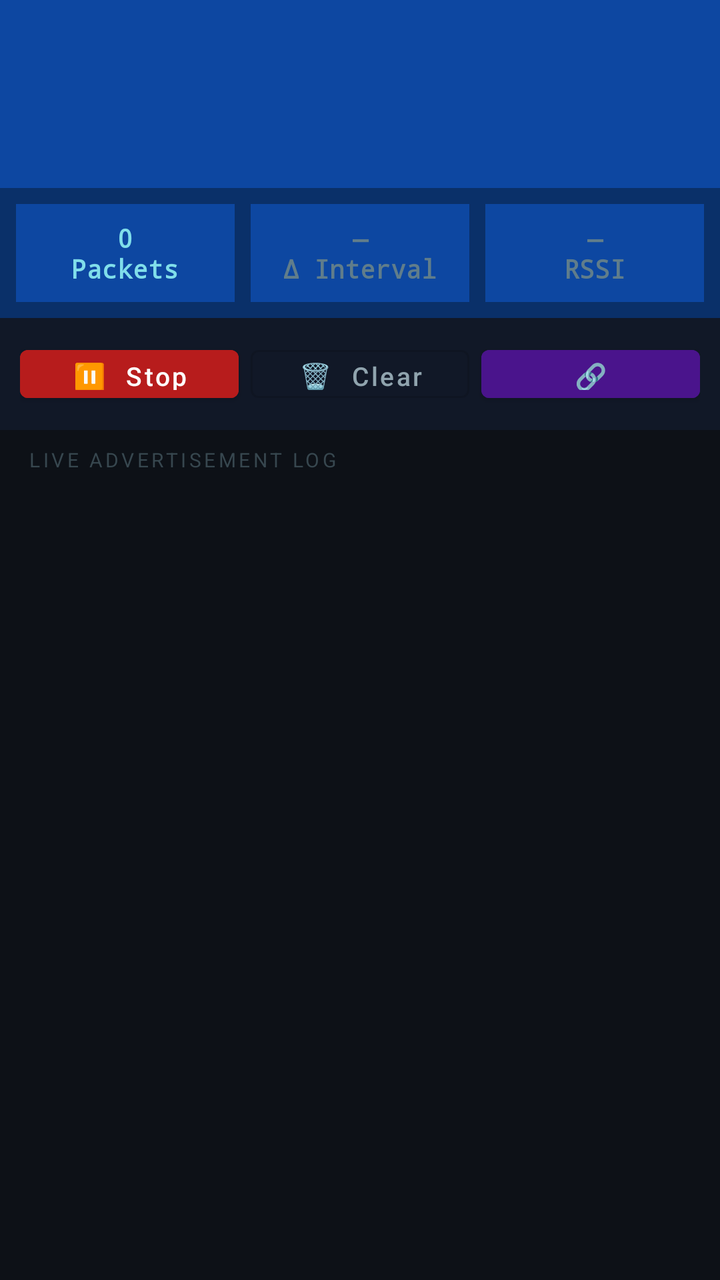
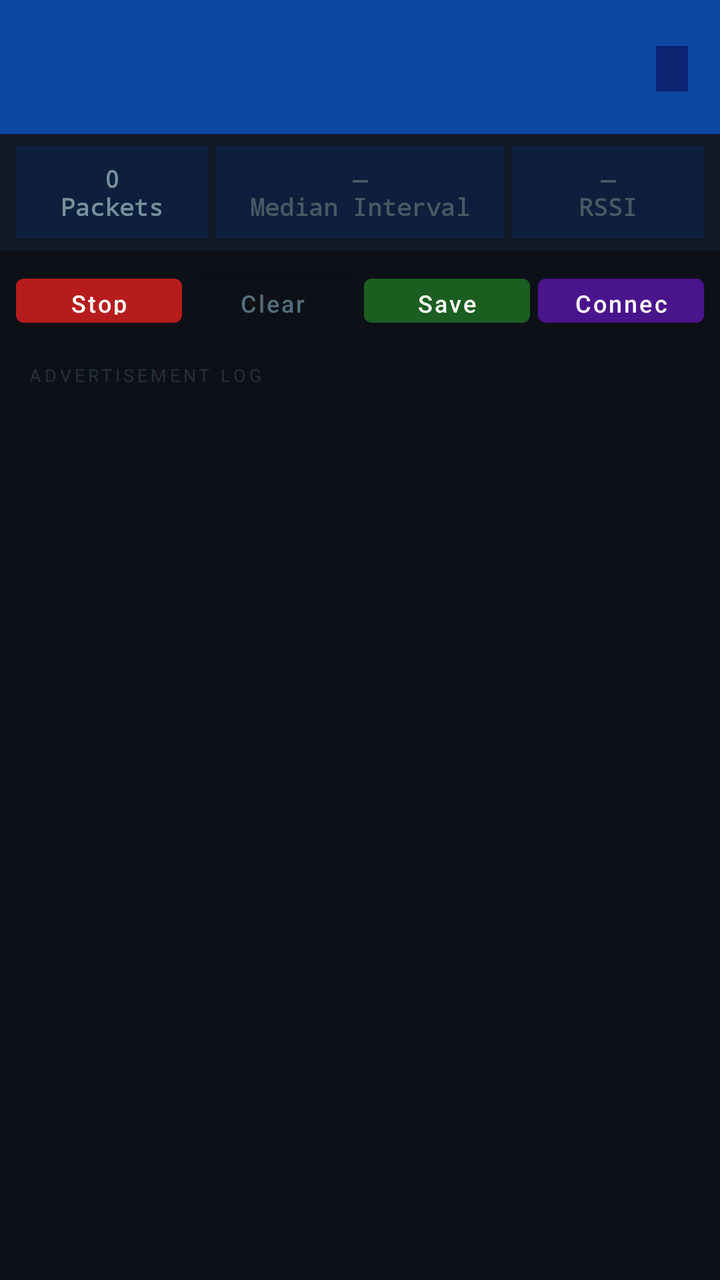

Screens rendered from an Android XML layout before and after an edit, with the pre-edit source and the edit as a unified diff.
<!-- AndroidManifest.xml: application theme Theme.BleApp -->
<!-- res/layout/activity_advertisement.xml -->
<?xml version="1.0" encoding="utf-8"?>
<LinearLayout xmlns:android="http://schemas.android.com/apk/res/android"
    android:layout_width="match_parent"
    android:layout_height="match_parent"
    android:orientation="vertical"
    android:background="#0D1117">

    
    <LinearLayout
        android:layout_width="match_parent"
        android:layout_height="wrap_content"
        android:orientation="vertical"
        android:paddingStart="16dp"
        android:paddingEnd="16dp"
        android:paddingTop="14dp"
        android:paddingBottom="14dp"
        android:background="#0D47A1">

        <TextView
            android:id="@+id/deviceNameText"
            android:layout_width="wrap_content"
            android:layout_height="wrap_content"
            android:textSize="20sp"
            android:textStyle="bold"
            android:textColor="#FFFFFF"
            android:letterSpacing="0.02" />

        <TextView
            android:id="@+id/deviceAddressText"
            android:layout_width="wrap_content"
            android:layout_height="wrap_content"
            android:textSize="12sp"
            android:fontFamily="monospace"
            android:textColor="#90CAF9"
            android:layout_marginTop="2dp" />

        <TextView
            android:id="@+id/scanStatusDot"
            android:layout_width="wrap_content"
            android:layout_height="wrap_content"
            android:textSize="11sp"
            android:textColor="#69F0AE"
            android:layout_marginTop="6dp" />
    </LinearLayout>

    
    <LinearLayout
        android:layout_width="match_parent"
        android:layout_height="wrap_content"
        android:orientation="horizontal"
        android:padding="8dp"
        android:background="#0A3069">

        
        <LinearLayout
            android:layout_width="0dp"
            android:layout_height="wrap_content"
            android:layout_weight="1"
            android:orientation="vertical"
            android:gravity="center"
            android:padding="8dp"
            android:background="#0D47A1"
            android:layout_marginEnd="4dp">
            <TextView
                android:id="@+id/statPackets"
                android:layout_width="wrap_content"
                android:layout_height="wrap_content"
                android:text="0\nPackets"
                android:gravity="center"
                android:textColor="#80DEEA"
                android:textSize="13sp"
                android:textStyle="bold"
                android:fontFamily="monospace" />
        </LinearLayout>

        
        <LinearLayout
            android:layout_width="0dp"
            android:layout_height="wrap_content"
            android:layout_weight="1"
            android:orientation="vertical"
            android:gravity="center"
            android:padding="8dp"
            android:background="#0D47A1"
            android:layout_marginStart="4dp"
            android:layout_marginEnd="4dp">
            <TextView
                android:id="@+id/statDelta"
                android:layout_width="wrap_content"
                android:layout_height="wrap_content"
                android:text="—\nΔ Interval"
                android:gravity="center"
                android:textColor="#607D8B"
                android:textSize="13sp"
                android:textStyle="bold"
                android:fontFamily="monospace" />
        </LinearLayout>

        
        <LinearLayout
            android:layout_width="0dp"
            android:layout_height="wrap_content"
            android:layout_weight="1"
            android:orientation="vertical"
            android:gravity="center"
            android:padding="8dp"
            android:background="#0D47A1"
            android:layout_marginStart="4dp">
            <TextView
                android:id="@+id/statRssi"
                android:layout_width="wrap_content"
                android:layout_height="wrap_content"
                android:text="—\nRSSI"
                android:gravity="center"
                android:textColor="#607D8B"
                android:textSize="13sp"
                android:textStyle="bold"
                android:fontFamily="monospace" />
        </LinearLayout>
    </LinearLayout>

    
    <LinearLayout
        android:layout_width="match_parent"
        android:layout_height="wrap_content"
        android:orientation="horizontal"
        android:padding="10dp"
        android:gravity="center_vertical"
        android:background="#111827">

        <com.google.android.material.button.MaterialButton
            android:id="@+id/stopButton"
            android:layout_width="0dp"
            android:layout_height="36dp"
            android:layout_weight="1"
            android:text="⏸  Stop"
            android:textAllCaps="false"
            android:textSize="13sp"
            android:backgroundTint="#B71C1C"
            android:layout_marginEnd="6dp" />

        <com.google.android.material.button.MaterialButton
            android:id="@+id/clearButton"
            android:layout_width="0dp"
            android:layout_height="36dp"
            android:layout_weight="1"
            style="@style/Widget.MaterialComponents.Button.OutlinedButton"
            android:text="🗑  Clear"
            android:textAllCaps="false"
            android:textSize="13sp"
            android:textColor="#90A4AE"
            android:layout_marginEnd="6dp" />

        <com.google.android.material.button.MaterialButton
            android:id="@+id/connectButton"
            android:layout_width="0dp"
            android:layout_height="36dp"
            android:layout_weight="1"
            android:text="🔗 Connect"
            android:textAllCaps="false"
            android:textSize="13sp"
            android:backgroundTint="#4A148C" />
    </LinearLayout>

    
    <TextView
        android:layout_width="match_parent"
        android:layout_height="wrap_content"
        android:paddingStart="14dp"
        android:paddingTop="8dp"
        android:paddingBottom="4dp"
        android:text="LIVE ADVERTISEMENT LOG"
        android:textSize="10sp"
        android:letterSpacing="0.15"
        android:textColor="#37474F"
        android:background="#0D1117" />

    
    <ScrollView
        android:id="@+id/advLogScroll"
        android:layout_width="match_parent"
        android:layout_height="0dp"
        android:layout_weight="1"
        android:background="#0D1117"
        android:fillViewport="true">

        <TextView
            android:id="@+id/advLogView"
            android:layout_width="match_parent"
            android:layout_height="wrap_content"
            android:padding="12dp"
            android:fontFamily="monospace"
            android:textSize="11.5sp"
            android:lineSpacingMultiplier="1.45"
            android:bufferType="spannable"
            android:textIsSelectable="true" />

    </ScrollView>

</LinearLayout>
<!-- resources referenced by this layout -->
<resources>
  <style name="Theme.BleApp" parent="Theme.MaterialComponents.Light.DarkActionBar">
          <item name="colorPrimary">@color/color_primary</item>
          <item name="colorPrimaryVariant">@color/color_primary_variant</item>
          <item name="colorOnPrimary">@color/white</item>
          <item name="colorSecondary">@color/color_secondary</item>
          <item name="colorOnSecondary">@color/black</item>
          <item name="android:statusBarColor">@color/color_primary_variant</item>
      </style>
  <color name="color_primary">#6200EE</color>
  <color name="color_primary_variant">#3700B3</color>
  <color name="white">#FFFFFFFF</color>
  <color name="color_secondary">#03DAC5</color>
  <color name="black">#FF000000</color>
</resources>

<!-- the commit's change to res/layout/activity_advertisement.xml (unified diff, before → after) -->
@@ -13,34 +13,52 @@
         android:paddingStart="16dp"
         android:paddingEnd="16dp"
         android:paddingTop="14dp"
-        android:paddingBottom="14dp"
+        android:paddingBottom="12dp"
         android:background="#0D47A1">
 
-        <TextView
-            android:id="@+id/deviceNameText"
-            android:layout_width="wrap_content"
-            android:layout_height="wrap_content"
-            android:textSize="20sp"
-            android:textStyle="bold"
-            android:textColor="#FFFFFF"
-            android:letterSpacing="0.02" />
-
-        <TextView
-            android:id="@+id/deviceAddressText"
-            android:layout_width="wrap_content"
-            android:layout_height="wrap_content"
-            android:textSize="12sp"
-            android:fontFamily="monospace"
-            android:textColor="#90CAF9"
-            android:layout_marginTop="2dp" />
-
-        <TextView
-            android:id="@+id/scanStatusDot"
-            android:layout_width="wrap_content"
-            android:layout_height="wrap_content"
-            android:textSize="11sp"
-            android:textColor="#69F0AE"
-            android:layout_marginTop="6dp" />
+        <LinearLayout
+            android:layout_width="match_parent"
+            android:layout_height="wrap_content"
+            android:orientation="horizontal"
+            android:gravity="center_vertical">
+
+            <LinearLayout
+                android:layout_width="0dp"
+                android:layout_height="wrap_content"
+                android:layout_weight="1"
+                android:orientation="vertical">
+
+                <TextView
+                    android:id="@+id/deviceNameText"
+                    android:layout_width="wrap_content"
+                    android:layout_height="wrap_content"
+                    android:textSize="18sp"
+                    android:textStyle="bold"
+                    android:textColor="#FFFFFF" />
+
+                <TextView
+                    android:id="@+id/deviceAddressText"
+                    android:layout_width="wrap_content"
+                    android:layout_height="wrap_content"
+                    android:textSize="11sp"
+                    android:fontFamily="monospace"
+                    android:textColor="#90CAF9"
+                    android:layout_marginTop="2dp" />
+            </LinearLayout>
+
+            <TextView
+                android:id="@+id/scanStatusText"
+                android:layout_width="wrap_content"
+                android:layout_height="wrap_content"
+                android:textSize="11sp"
+                android:textStyle="bold"
+                android:textColor="#69F0AE"
+                android:background="#0A2472"
+                android:paddingStart="8dp"
+                android:paddingEnd="8dp"
+                android:paddingTop="4dp"
+                android:paddingBottom="4dp" />
+        </LinearLayout>
     </LinearLayout>
 
     
@@ -48,10 +66,12 @@
         android:layout_width="match_parent"
         android:layout_height="wrap_content"
         android:orientation="horizontal"
-        android:padding="8dp"
-        android:background="#0A3069">
-
-        
+        android:paddingStart="8dp"
+        android:paddingEnd="8dp"
+        android:paddingTop="6dp"
+        android:paddingBottom="6dp"
+        android:background="#111827">
+
         <LinearLayout
             android:layout_width="0dp"
             android:layout_height="wrap_content"
@@ -59,7 +79,7 @@
             android:orientation="vertical"
             android:gravity="center"
             android:padding="8dp"
-            android:background="#0D47A1"
+            android:background="#0D1F3C"
             android:layout_marginEnd="4dp">
             <TextView
                 android:id="@+id/statPackets"
@@ -67,36 +87,33 @@
                 android:layout_height="wrap_content"
                 android:text="0\nPackets"
                 android:gravity="center"
-                android:textColor="#80DEEA"
-                android:textSize="13sp"
+                android:textColor="#78909C"
+                android:textSize="12sp"
                 android:textStyle="bold"
                 android:fontFamily="monospace" />
         </LinearLayout>
 
-        
-        <LinearLayout
-            android:layout_width="0dp"
-            android:layout_height="wrap_content"
-            android:layout_weight="1"
+        <LinearLayout
+            android:layout_width="0dp"
+            android:layout_height="wrap_content"
+            android:layout_weight="1.5"
             android:orientation="vertical"
             android:gravity="center"
             android:padding="8dp"
-            android:background="#0D47A1"
-            android:layout_marginStart="4dp"
+            android:background="#0D1F3C"
             android:layout_marginEnd="4dp">
             <TextView
-                android:id="@+id/statDelta"
-                android:layout_width="wrap_content"
-                android:layout_height="wrap_content"
-                android:text="—\nΔ Interval"
+                android:id="@+id/statMedian"
+                android:layout_width="wrap_content"
+                android:layout_height="wrap_content"
+                android:text="—\nMedian Interval"
                 android:gravity="center"
-                android:textColor="#607D8B"
-                android:textSize="13sp"
+                android:textColor="#455A64"
+                android:textSize="12sp"
                 android:textStyle="bold"
                 android:fontFamily="monospace" />
         </LinearLayout>
 
-        
         <LinearLayout
             android:layout_width="0dp"
             android:layout_height="wrap_content"
@@ -104,16 +121,15 @@
             android:orientation="vertical"
             android:gravity="center"
             android:padding="8dp"
-            android:background="#0D47A1"
-            android:layout_marginStart="4dp">
+            android:background="#0D1F3C">
             <TextView
                 android:id="@+id/statRssi"
                 android:layout_width="wrap_content"
                 android:layout_height="wrap_content"
                 android:text="—\nRSSI"
                 android:gravity="center"
-                android:textColor="#607D8B"
-                android:textSize="13sp"
+                android:textColor="#455A64"
+                android:textSize="12sp"
                 android:textStyle="bold"
                 android:fontFamily="monospace" />
         </LinearLayout>
@@ -124,41 +140,54 @@
         android:layout_width="match_parent"
         android:layout_height="wrap_content"
         android:orientation="horizontal"
-        android:padding="10dp"
-        android:gravity="center_vertical"
-        android:background="#111827">
+        android:paddingStart="8dp"
+        android:paddingEnd="8dp"
+        android:paddingTop="8dp"
+        android:paddingBottom="8dp"
+        android:background="#0D1117">
 
         <com.google.android.material.button.MaterialButton
             android:id="@+id/stopButton"
             android:layout_width="0dp"
-            android:layout_height="36dp"
-            android:layout_weight="1"
-            android:text="⏸  Stop"
-            android:textAllCaps="false"
-            android:textSize="13sp"
+            android:layout_height="34dp"
+            android:layout_weight="1"
+            android:text="Stop"
+            android:textAllCaps="false"
+            android:textSize="12sp"
             android:backgroundTint="#B71C1C"
-            android:layout_marginEnd="6dp" />
+            android:layout_marginEnd="4dp" />
 
         <com.google.android.material.button.MaterialButton
             android:id="@+id/clearButton"
             android:layout_width="0dp"
-            android:layout_height="36dp"
+            android:layout_height="34dp"
             android:layout_weight="1"
             style="@style/Widget.MaterialComponents.Button.OutlinedButton"
-            android:text="🗑  Clear"
-            android:textAllCaps="false"
-            android:textSize="13sp"
-            android:textColor="#90A4AE"
-            android:layout_marginEnd="6dp" />
+            android:text="Clear"
+            android:textAllCaps="false"
+            android:textSize="12sp"
+            android:textColor="#546E7A"
+            android:layout_marginEnd="4dp" />
+
+        <com.google.android.material.button.MaterialButton
+            android:id="@+id/saveButton"
+            android:layout_width="0dp"
+            android:layout_height="34dp"
+            android:layout_weight="1"
+            android:text="Save Log"
+            android:textAllCaps="false"
+            android:textSize="12sp"
+            android:backgroundTint="#1B5E20"
+            android:layout_marginEnd="4dp" />
 
         <com.google.android.material.button.MaterialButton
             android:id="@+id/connectButton"
             android:layout_width="0dp"
-            android:layout_height="36dp"
-            android:layout_weight="1"
-            android:text="🔗 Connect"
-            android:textAllCaps="false"
-            android:textSize="13sp"
+            android:layout_height="34dp"
+            android:layout_weight="1"
+            android:text="Connect"
+            android:textAllCaps="false"
+            android:textSize="12sp"
             android:backgroundTint="#4A148C" />
     </LinearLayout>
 
@@ -167,12 +196,12 @@
         android:layout_width="match_parent"
         android:layout_height="wrap_content"
         android:paddingStart="14dp"
-        android:paddingTop="8dp"
+        android:paddingTop="6dp"
         android:paddingBottom="4dp"
-        android:text="LIVE ADVERTISEMENT LOG"
-        android:textSize="10sp"
-        android:letterSpacing="0.15"
-        android:textColor="#37474F"
+        android:text="ADVERTISEMENT LOG"
+        android:textSize="9sp"
+        android:letterSpacing="0.18"
+        android:textColor="#263238"
         android:background="#0D1117" />
 
     
@@ -181,8 +210,7 @@
         android:layout_width="match_parent"
         android:layout_height="0dp"
         android:layout_weight="1"
-        android:background="#0D1117"
-        android:fillViewport="true">
+        android:background="#0D1117">
 
         <TextView
             android:id="@+id/advLogView"
@@ -190,10 +218,11 @@
             android:layout_height="wrap_content"
             android:padding="12dp"
             android:fontFamily="monospace"
-            android:textSize="11.5sp"
-            android:lineSpacingMultiplier="1.45"
+            android:textSize="11sp"
+            android:lineSpacingMultiplier="1.5"
             android:bufferType="spannable"
-            android:textIsSelectable="true" />
+            android:textIsSelectable="true"
+            android:textColorHighlight="#1E4976" />
 
     </ScrollView>
 
